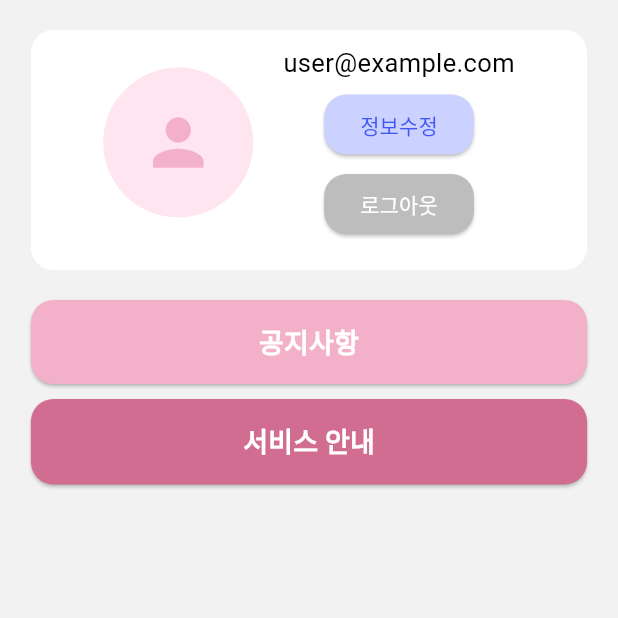
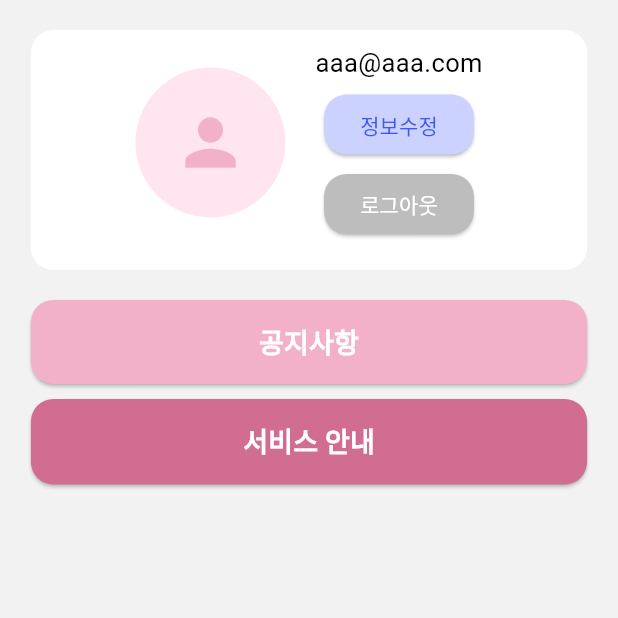
Before and after one commit to hansung-taeyang/flutter-frontend, a Flutter app: the UserDashboardPage screen opened directly, on a phone screen of 412 x 824 dp, the top half of it. Run offline on Flutter 3.47's test engine with Material 3 defaults, Android fonts, the phone set to English and light mode, and no system bars; our stand-ins replace flutter_native_splash, shared_preferences; missing offline and left inert: dart:ffi; accounts and stored records are empty.

Commit message:
로그인 시 이메일과 비밀번호 별도 저장 및 내 정보 페이지에 해당 이메일 띄우기

```diff
--- /dev/null
+++ b/lib/const/user_account.dart
@@ -0,0 +1,2 @@
+String userEmail = "aaa@aaa.com";
+String userPassword = "123456";
--- a/lib/my_info/user_dashboard_screen.dart
+++ b/lib/user_info/user_dashboard_screen.dart
@@ -2,6 +2,7 @@ import 'package:flutter/material.dart';
 import 'package:precapstone/authentication/sign_in_logic.dart';
 import 'package:precapstone/authentication/sign_in_screen.dart';
 import 'package:precapstone/const/colors.dart';
+import '../const/user_account.dart';
 
 class UserDashboardPage extends StatelessWidget {
   const UserDashboardPage({super.key});
@@ -51,15 +52,15 @@ class UserDashboardPage extends StatelessWidget {
                         const SizedBox(width: 20),
                         Column(
                           children: [
-                            const Expanded(
+                            Expanded(
                               child: Column(
                                 mainAxisAlignment: MainAxisAlignment.center,
                                 crossAxisAlignment: CrossAxisAlignment.center,
                                 children: [
                                   Center(
                                     child: Text(
-                                      "user@example.com",
-                                      style: TextStyle(
+                                      userEmail,
+                                      style: const TextStyle(
                                         fontSize: 17,
                                         color: blackColor,
                                       ),
@@ -109,7 +110,7 @@ class UserDashboardPage extends StatelessWidget {
                       ],
                     ),
                   ),
-                  const SizedBox(height: 20), // 박스 아래 여백
+                  const SizedBox(height: 20),
                   Container(
                     child: Column(
                       children: [
```
Also changed, not shown: lib/authentication/sign_in_screen.dart (+6 -2 lines).
